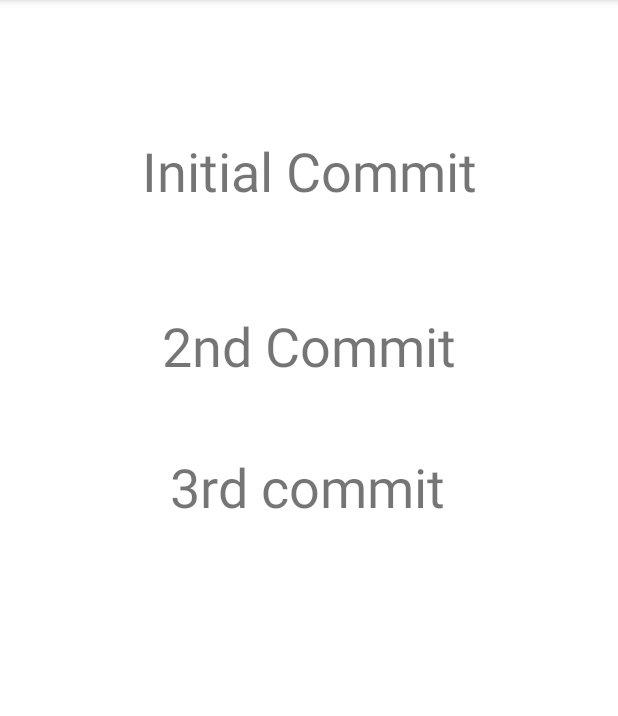
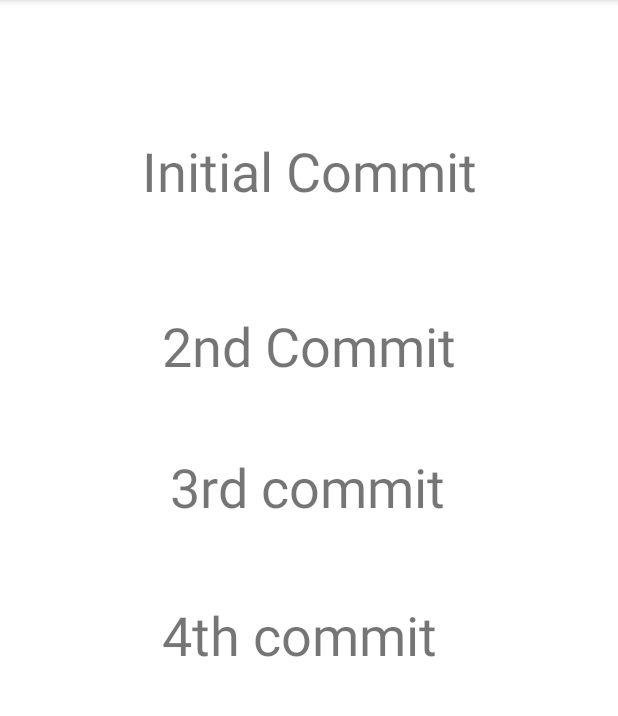
Before and after one commit to seyon-web/mad_lab3, an Android app: the screen it shows after launch (MainActivity), on a phone screen of 412 x 824 dp, the part 84-800 px from its top. Run offline under Robolectric (Android 15) with nearby library versions, the phone set to English and light mode, and no system bars.

Commit message:
4th Commit

```diff
--- a/app/src/main/res/layout/activity_main.xml
+++ b/app/src/main/res/layout/activity_main.xml
@@ -36,6 +36,21 @@
         app:layout_constraintVertical_bias="0.417" />
 
     <TextView
+        android:id="@+id/text5"
+        android:layout_width="wrap_content"
+        android:layout_height="wrap_content"
+        android:text="@string/_4th_commit"
+        android:textSize="36sp"
+        app:layout_constraintBottom_toBottomOf="parent"
+        app:layout_constraintEnd_toEndOf="parent"
+        app:layout_constraintHorizontal_bias="0.473"
+        app:layout_constraintLeft_toLeftOf="parent"
+        app:layout_constraintRight_toRightOf="parent"
+        app:layout_constraintStart_toStartOf="parent"
+        app:layout_constraintTop_toTopOf="parent"
+        app:layout_constraintVertical_bias="0.554" />
+
+    <TextView
         android:id="@+id/text4"
         android:layout_width="wrap_content"
         android:layout_height="wrap_content"
--- a/app/src/main/res/values/strings.xml
+++ b/app/src/main/res/values/strings.xml
@@ -4,4 +4,5 @@
     <string name="initial_commit">Initial Commit</string>
     <string name="_2nd_commit">2nd Commit</string>
     <string name="_3rd_commit">3rd commit</string>
+    <string name="_4th_commit">4th commit</string>
 </resources>
```
